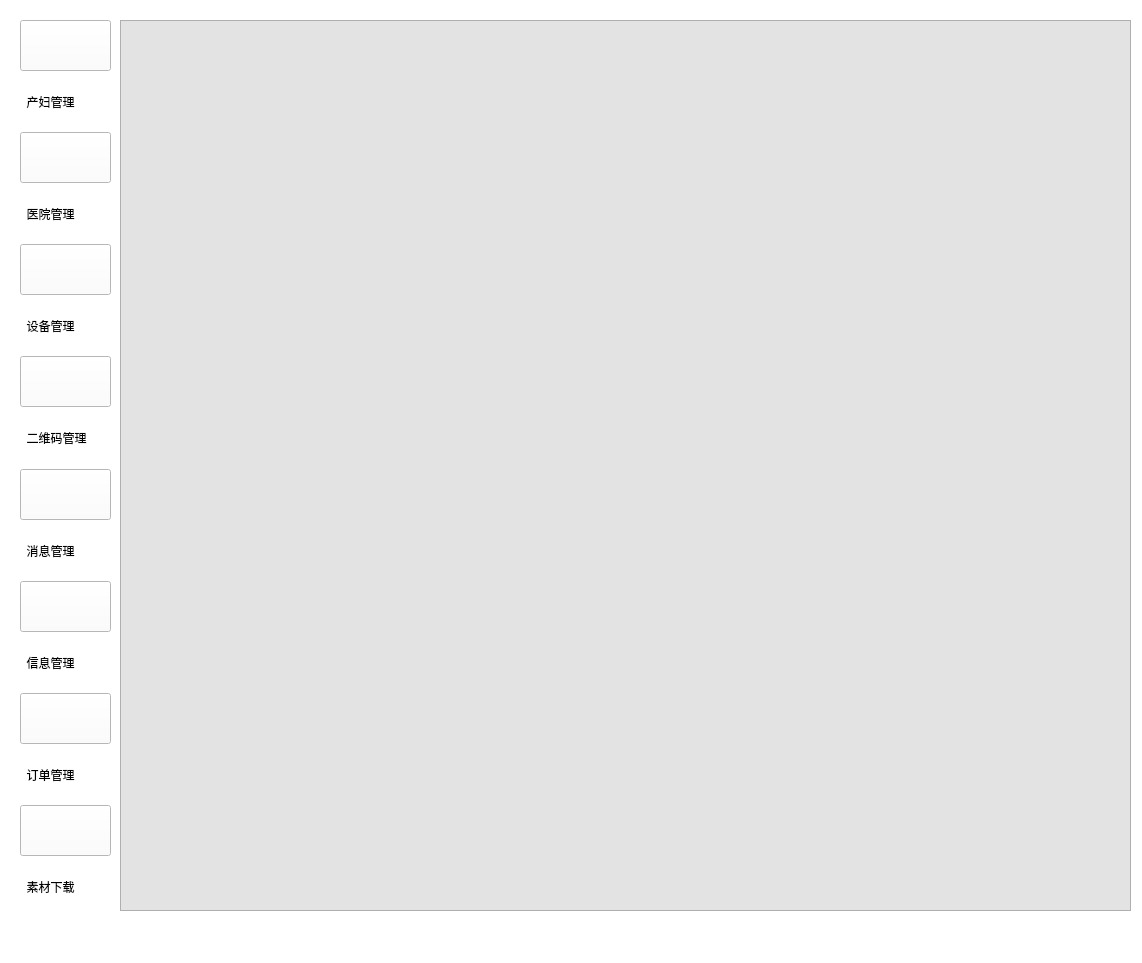
Before: the Qt Designer form app/view/main/mainWindowui.ui in hello3306/wangyiyun-pyqt5, drawn with Qt 5.
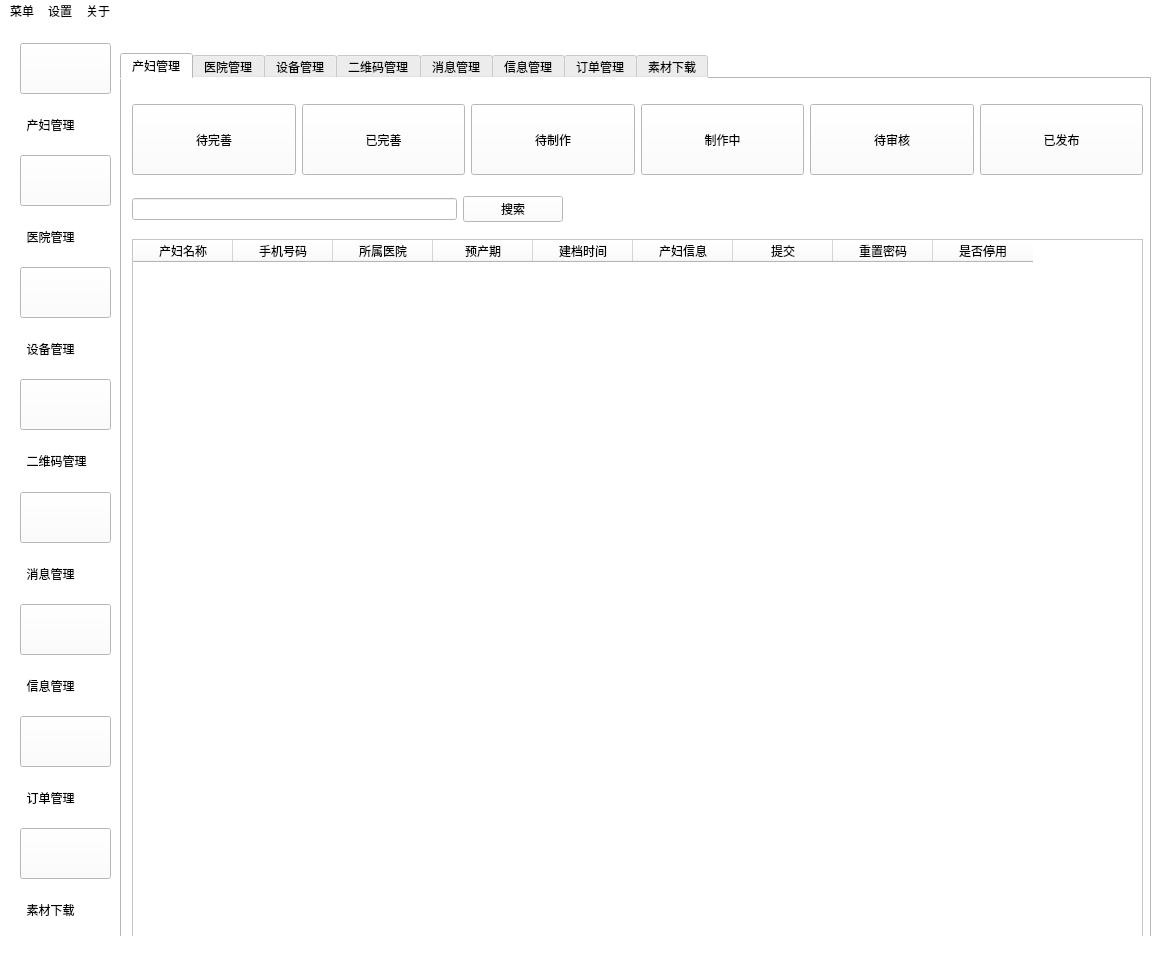
After: the same form once the commit is applied. Icons and pictures are not drawn.

```diff
--- a/app/view/main/mainWindowui.ui
+++ b/app/view/main/mainWindowui.ui
@@ -6,8 +6,8 @@
    <rect>
     <x>0</x>
     <y>0</y>
-    <width>1142</width>
-    <height>963</height>
+    <width>1158</width>
+    <height>958</height>
    </rect>
   </property>
   <property name="windowTitle">
@@ -494,19 +494,459 @@
      </item>
     </layout>
    </widget>
-   <widget class="QTableView" name="tableView">
+   <widget class="QTabWidget" name="tabWidget">
     <property name="geometry">
      <rect>
       <x>120</x>
-      <y>20</y>
-      <width>1011</width>
+      <y>30</y>
+      <width>1031</width>
       <height>891</height>
      </rect>
     </property>
     <property name="styleSheet">
-     <string notr="true">background:url(:/image/hospital.png);
-background:rgb(227, 227, 227)</string>
+     <string notr="true"/>
     </property>
+    <property name="currentIndex">
+     <number>0</number>
+    </property>
+    <widget class="QWidget" name="tab_2">
+     <attribute name="title">
+      <string>产妇管理</string>
+     </attribute>
+     <widget class="QTableWidget" name="tableWidget">
+      <property name="geometry">
+       <rect>
+        <x>10</x>
+        <y>160</y>
+        <width>1011</width>
+        <height>701</height>
+       </rect>
+      </property>
+      <column>
+       <property name="text">
+        <string>产妇名称</string>
+       </property>
+      </column>
+      <column>
+       <property name="text">
+        <string>手机号码</string>
+       </property>
+      </column>
+      <column>
+       <property name="text">
+        <string>所属医院</string>
+       </property>
+      </column>
+      <column>
+       <property name="text">
+        <string>预产期</string>
+       </property>
+      </column>
+      <column>
+       <property name="text">
+        <string>建档时间</string>
+       </property>
+      </column>
+      <column>
+       <property name="text">
+        <string>产妇信息</string>
+       </property>
+      </column>
+      <column>
+       <property name="text">
+        <string>提交</string>
+       </property>
+      </column>
+      <column>
+       <property name="text">
+        <string>重置密码</string>
+       </property>
+      </column>
+      <column>
+       <property name="text">
+        <string>是否停用</string>
+       </property>
+      </column>
+     </widget>
+     <widget class="QWidget" name="">
+      <property name="geometry">
+       <rect>
+        <x>10</x>
+        <y>10</y>
+        <width>1011</width>
+        <height>101</height>
+       </rect>
+      </property>
+      <layout class="QHBoxLayout" name="horizontalLayout">
+       <item>
+        <widget class="QPushButton" name="pushButton_9">
+         <property name="minimumSize">
+          <size>
+           <width>0</width>
+           <height>71</height>
+          </size>
+         </property>
+         <property name="styleSheet">
+          <string notr="true">
+text-align : center;
+background-color : rgb(182, 179, 179);
+font: bold;
+color:white;
+border-color: gray; 
+border-width: 2px;
+border-radius: 10px;
+padding: 6px;
+height : 14px;
+border-style: outset;
+font : 14px;}
+QPushButton:pressed
+{text-align : center;
+background-color :rgb(0,0,0);
+font: bold;
+border-color: gray;
+border-width: 2px;
+border-radius: 10px;
+padding: 6px;
+height : 14px;
+border-style: outset;
+font : 14px;
+
+
+</string>
+         </property>
+         <property name="text">
+          <string>待完善</string>
+         </property>
+        </widget>
+       </item>
+       <item>
+        <widget class="QPushButton" name="pushButton_10">
+         <property name="minimumSize">
+          <size>
+           <width>99</width>
+           <height>71</height>
+          </size>
+         </property>
+         <property name="styleSheet">
+          <string notr="true">
+text-align : center;
+background-color : rgb(218, 84, 46);
+font: bold;
+color:white;
+border-color: gray; 
+border-width: 2px;
+border-radius: 10px;
+padding: 6px;
+height : 14px;
+border-style: outset;
+font : 14px;}
+QPushButton:pressed
+{text-align : center;
+background-color :rgb(0,0,0);
+font: bold;
+border-color: gray;
+border-width: 2px;
+border-radius: 10px;
+padding: 6px;
+height : 14px;
+border-style: outset;
+font : 14px;
+
+
+</string>
+         </property>
+         <property name="text">
+          <string>已完善</string>
+         </property>
+        </widget>
+       </item>
+       <item>
+        <widget class="QPushButton" name="pushButton_11">
+         <property name="minimumSize">
+          <size>
+           <width>99</width>
+           <height>71</height>
+          </size>
+         </property>
+         <property name="styleSheet">
+          <string notr="true">
+text-align : center;
+background-color : rgb(255,184,72);
+color:white;
+font: bold;
+border-color: gray; 
+border-width: 2px;
+border-radius: 10px;
+padding: 6px;
+height : 14px;
+border-style: outset;
+font : 14px;}
+QPushButton:pressed
+{text-align : center;
+background-color :rgb(0,0,0);
+font: bold;
+border-color: gray;
+border-width: 2px;
+border-radius: 10px;
+padding: 6px;
+height : 14px;
+border-style: outset;
+font : 14px;
+
+
+</string>
+         </property>
+         <property name="text">
+          <string>待制作</string>
+         </property>
+        </widget>
+       </item>
+       <item>
+        <widget class="QPushButton" name="pushButton_12">
+         <property name="minimumSize">
+          <size>
+           <width>129</width>
+           <height>71</height>
+          </size>
+         </property>
+         <property name="styleSheet">
+          <string notr="true">
+text-align : center;
+background-color : rgb(34,84,164);
+color:white;
+font: bold;
+border-color: gray; 
+border-width: 2px;
+border-radius: 10px;
+padding: 6px;
+height : 14px;
+border-style: outset;
+font : 14px;}
+QPushButton:pressed
+{text-align : center;
+background-color :rgb(0,0,0);
+font: bold;
+border-color: gray;
+border-width: 2px;
+border-radius: 10px;
+padding: 6px;
+height : 14px;
+border-style: outset;
+font : 14px;
+
+
+</string>
+         </property>
+         <property name="text">
+          <string>制作中</string>
+         </property>
+        </widget>
+       </item>
+       <item>
+        <widget class="QPushButton" name="pushButton_13">
+         <property name="minimumSize">
+          <size>
+           <width>99</width>
+           <height>71</height>
+          </size>
+         </property>
+         <property name="styleSheet">
+          <string notr="true">
+text-align : center;
+background-color : rgb(39,169,227);
+color:white;
+font: bold;
+border-color: gray; 
+border-width: 2px;
+border-radius: 10px;
+padding: 6px;
+height : 14px;
+border-style: outset;
+font : 14px;}
+QPushButton:pressed
+{text-align : center;
+background-color :rgb(0,0,0);
+font: bold;
+border-color: gray;
+border-width: 2px;
+border-radius: 10px;
+padding: 6px;
+height : 14px;
+border-style: outset;
+font : 14px;
+
+
+</string>
+         </property>
+         <property name="text">
+          <string>待审核</string>
+         </property>
+        </widget>
+       </item>
+       <item>
+        <widget class="QPushButton" name="pushButton_14">
+         <property name="minimumSize">
+          <size>
+           <width>99</width>
+           <height>71</height>
+          </size>
+         </property>
+         <property name="styleSheet">
+          <string notr="true">
+text-align : center;
+background-color : rgb(40,183,121);
+color:white;
+font: bold;
+border-color: gray; 
+border-width: 2px;
+border-radius: 10px;
+padding: 6px;
+height : 14px;
+border-style: outset;
+font : 14px;}
+QPushButton:pressed
+{text-align : center;
+background-color :rgb(0,0,0);
+font: bold;
+border-color: gray;
+border-width: 2px;
+border-radius: 10px;
+padding: 6px;
+height : 14px;
+border-style: outset;
+font : 14px;
+
+
+</string>
+         </property>
+         <property name="text">
+          <string>已发布</string>
+         </property>
+        </widget>
+       </item>
+      </layout>
+     </widget>
+     <widget class="QWidget" name="">
+      <property name="geometry">
+       <rect>
+        <x>10</x>
+        <y>110</y>
+        <width>431</width>
+        <height>41</height>
+       </rect>
+      </property>
+      <layout class="QHBoxLayout" name="horizontalLayout_2">
+       <item>
+        <widget class="QLineEdit" name="lineEdit">
+         <property name="styleSheet">
+          <string notr="true">
+text-align : center;
+background-color : white;
+font: bold;
+border-color: gray; 
+border-width: 2px;
+border-radius: 10px;
+padding: 6px;
+height : 14px;
+border-style: outset;
+font : 14px;}
+QPushButton:pressed
+{text-align : center;
+background-color : light gray;
+font: bold;
+border-color: gray;
+border-width: 2px;
+border-radius: 10px;
+padding: 6px;
+height : 14px;
+border-style: outset;
+font : 14px;
+
+
+</string>
+         </property>
+        </widget>
+       </item>
+       <item>
+        <widget class="QPushButton" name="pushButton_15">
+         <property name="minimumSize">
+          <size>
+           <width>100</width>
+           <height>0</height>
+          </size>
+         </property>
+         <property name="styleSheet">
+          <string notr="true">
+
+text-align : center;
+background-color : rgb(0, 193, 222);
+font: bold;
+color:white;
+border-color: gray; 
+border-width: 2px;
+border-radius: 10px;
+padding: 6px;
+height : 14px;
+border-style: outset;
+font : 14px;}
+QPushButton:pressed
+{text-align : center;
+background-color :rgb(0,0,0);
+font: bold;
+border-color: gray;
+border-width: 2px;
+border-radius: 10px;
+padding: 6px;
+height : 14px;
+border-style: outset;
+font : 14px;
+
+
+</string>
+         </property>
+         <property name="text">
+          <string>搜索</string>
+         </property>
+        </widget>
+       </item>
+      </layout>
+     </widget>
+    </widget>
+    <widget class="QWidget" name="tab_3">
+     <attribute name="title">
+      <string>医院管理</string>
+     </attribute>
+    </widget>
+    <widget class="QWidget" name="tab">
+     <attribute name="title">
+      <string>设备管理</string>
+     </attribute>
+    </widget>
+    <widget class="QWidget" name="tab_4">
+     <attribute name="title">
+      <string>二维码管理</string>
+     </attribute>
+    </widget>
+    <widget class="QWidget" name="tab_5">
+     <attribute name="title">
+      <string>消息管理</string>
+     </attribute>
+    </widget>
+    <widget class="QWidget" name="tab_6">
+     <attribute name="title">
+      <string>信息管理</string>
+     </attribute>
+    </widget>
+    <widget class="QWidget" name="tab_7">
+     <attribute name="title">
+      <string>订单管理</string>
+     </attribute>
+    </widget>
+    <widget class="QWidget" name="tab_8">
+     <attribute name="title">
+      <string>素材下载</string>
+     </attribute>
+    </widget>
    </widget>
   </widget>
   <widget class="QMenuBar" name="menubar">
@@ -514,10 +954,29 @@
     <rect>
      <x>0</x>
      <y>0</y>
-     <width>1142</width>
+     <width>1158</width>
      <height>23</height>
     </rect>
    </property>
+   <widget class="QMenu" name="menu">
+    <property name="title">
+     <string>菜单</string>
+    </property>
+   </widget>
+   <widget class="QMenu" name="menu_2">
+    <property name="title">
+     <string>设置</string>
+    </property>
+   </widget>
+   <widget class="QMenu" name="menu_3">
+    <property name="title">
+     <string>关于</string>
+    </property>
+    <addaction name="action"/>
+   </widget>
+   <addaction name="menu"/>
+   <addaction name="menu_2"/>
+   <addaction name="menu_3"/>
   </widget>
   <widget class="QStatusBar" name="statusbar"/>
  </widget>
```
Left out of the diff: 5 changed lines with no effect on the pictures.
